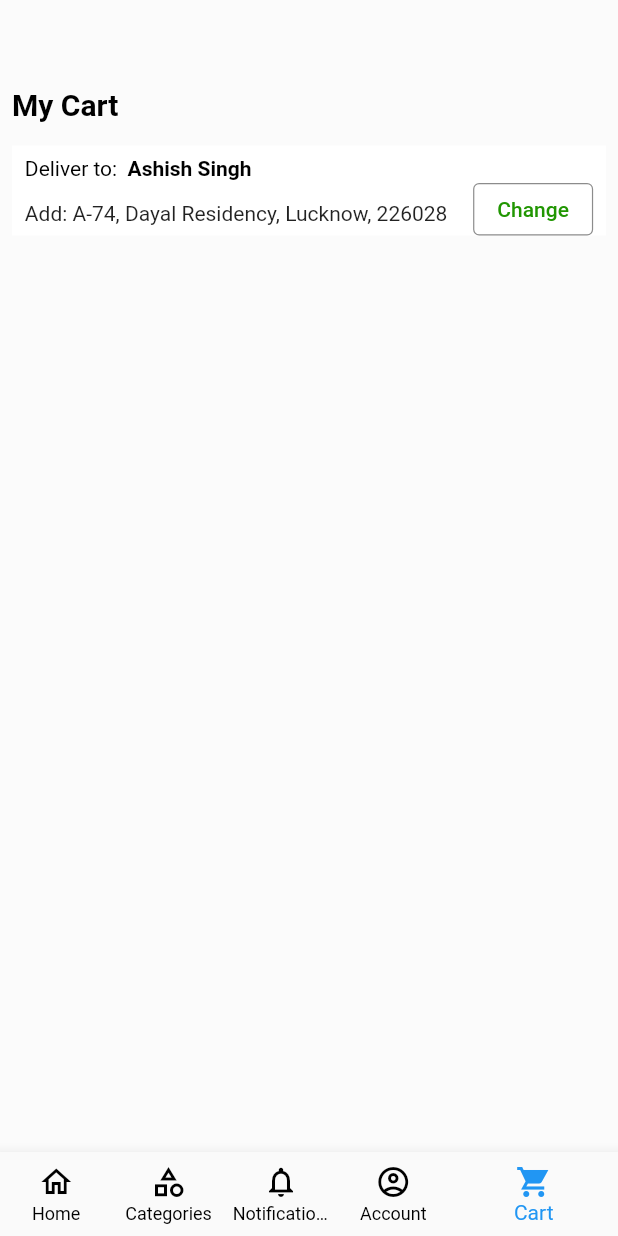
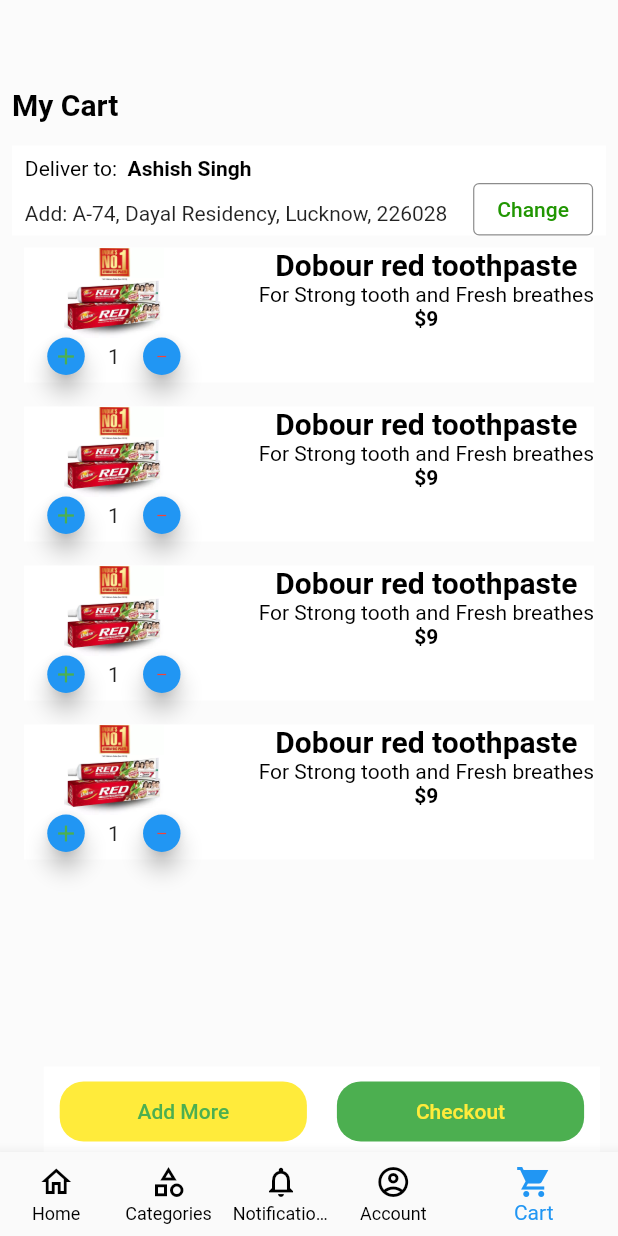
Before and after one commit to ashish622/flipkart_app_clone, a Flutter app: the screen it shows after launch, swiped to page 5, on a phone screen of 412 x 824 dp. Run offline on Flutter 3.47's test engine with Material 2 defaults, Android fonts, the phone set to English and light mode, and no system bars; our stand-ins replace cloud_firestore, firebase_core; accounts and stored records are empty.

Commit message:
'Cart Screen product layout'

```diff
--- a/lib/main.dart
+++ b/lib/main.dart
@@ -30,7 +30,7 @@
     const CategoryScreen(),
     const NotificationScreen(),
     const AccountScreen(),
-    const ShoppingCartScreen()
+    ShoppingCartScreen()
   ];
   final PageController _pageController = PageController(initialPage: 0);
 
@@ -69,7 +69,7 @@
               selectedIndex = index;
             });
           },
-          children: const [
+          children: [
             Homepage(),
             CategoryScreen(),
             NotificationScreen(),
--- a/lib/screens/shoping_cart_screen.dart
+++ b/lib/screens/shoping_cart_screen.dart
@@ -2,7 +2,9 @@
 import 'package:flutter/material.dart';
 
 class ShoppingCartScreen extends StatelessWidget {
-  const ShoppingCartScreen({Key? key}) : super(key: key);
+ ShoppingCartScreen({Key? key}) : super(key: key);
+
+  int count = 1;
 
   @override
   Widget build(BuildContext context) {
@@ -86,58 +88,146 @@
                           ],
                         ),
                       ),
-                      const SizedBox(
-                        height: 800,
+                      Container(
+                        color: Colors.white10,
+                        height: MediaQuery.of(context).size.height*0.75,
                         width: double.infinity,
-                        // child: GridView.builder(
-                        //   gridDelegate: const SliverGridDelegateWithFixedCrossAxisCount(
-                        //     crossAxisCount: 1,
-                        //   ),
-                        //   itemCount: 5,
-                        //   itemBuilder: (BuildContext context, index){
-                        //     return Padding(
-                        //       padding: const EdgeInsets.all(18.0),
-                        //       child: Card(
-                        //         child: InkWell(
-                        //           splashColor: Colors.blue.withAlpha(30),
-                        //           onTap: () {
-                        //             debugPrint('Card tapped.');
-                        //           },
-                        //           child: Container(
-                        //             height: 20,
-                        //             width: double.infinity,
-                        //             padding: const EdgeInsets.all(15),
-                        //             color: Colors.white,
-                        //             child: const Row(
-                        //               mainAxisAlignment: MainAxisAlignment.spaceBetween,
-                        //               children: [
-                        //                 Column(
-                        //                   mainAxisAlignment: MainAxisAlignment.center,
-                        //                   crossAxisAlignment: CrossAxisAlignment.center,
-                        //                   children: [
-                        //                     Image(image: AssetImage('assets/images/img_15.png'),
-                        //                       width: 50,height: 50,
-                        //                     ),
-                        //                     Text('Count'),
-                        //                   ],
-                        //                 ),
-                        //                 Column(
-                        //                   mainAxisAlignment: MainAxisAlignment.center,
-                        //                   children: [
-                        //                     Text('Product Name'),
-                        //                     Text('Product Details'),
-                        //                     Text('Price'),
-                        //                   ],
-                        //                 )
-                        //               ],
-                        //             ),
-                        //           )
-                        //         ),
-                        //       ),
-                        //     );
-                        //   },
-                        // ),
-                      )
+                        child: Stack(
+                          children: [
+                            ListView.builder(
+                              itemCount: 4,
+                              itemBuilder: (BuildContext context, index){
+                                return Padding(
+                                  padding: const EdgeInsets.all(8.0),
+                                  child: Container(
+                                    width: double.infinity,
+                                    height: 90,
+                                    color: Colors.white,
+                                    child: Row(
+                                      mainAxisAlignment: MainAxisAlignment.spaceBetween,
+                                      children: [
+                                        Column(
+                                          children: [
+                                            const Image(
+                                              image: AssetImage('assets/images/img_14.png'),
+                                              width: 70,
+                                              height: 60,
+                                            ),
+                                            SizedBox(
+                                              height: 25,
+                                              width: 120,
+                                              child: Row(
+                                                children: [
+                                                  FloatingActionButton(
+                                                    onPressed: (){
+                                                      if(count>0){
+                                                        count = count-1;
+                                                      }
+                                                    },
+                                                    child: const Icon(Icons.add,
+                                                      color: Colors.green,
+                                                      size: 18,
+                                                    ),
+                                                  ),
+                                                  Text('$count'),
+                                                  FloatingActionButton(
+                                                    onPressed: (){
+                                                      if(count<10){
+                                                        count = count+1;
+                                                      }
+                                                    },
+                                                    child: const Icon(Icons.remove,
+                                                      color: Colors.red,
+                                                      size: 10,
+                                                    ),
+                                                  ),
+                                                ],
+                                              ),
+                                            ),
+                                          ],
+                                        ),
+                                        const Column(
+                                          children: [
+                                            Text('Dobour red toothpaste',
+                                              style: TextStyle(
+                                                fontSize: 20,
+                                                color: Colors.black,
+                                                fontWeight: FontWeight.bold,
+                                              ),
+                                            ),
+                                            Text('For Strong tooth and Fresh breathes',
+                                              style: TextStyle(
+                                                fontSize: 14,
+                                                color: Colors.black,
+                                              ),
+                                            ),
+                                            Text('\$9',
+                                              style: TextStyle(
+                                                fontSize: 14,
+                                                color: Colors.black,
+                                                fontWeight: FontWeight.bold
+                                              ),
+                                            ),
+                                          ],
+                                        )
+                                      ],
+                                    ),
+                                  ),
+                                );
+                              },
+                            ),
+                            Positioned(
+                              bottom: 4,
+                              right: 4,
+                              child: Container(
+                                height: 60,
+                                width: MediaQuery.of(context).size.width*0.9,
+                                color: Colors.white,
+                                child: Row(
+                                  mainAxisAlignment: MainAxisAlignment.center,
+                                  crossAxisAlignment: CrossAxisAlignment.center,
+                                  children: [
+                                    Container(
+                                      width: MediaQuery.of(context).size.width*0.40,
+                                      height: 40,
+                                      decoration: BoxDecoration(
+                                          borderRadius: BorderRadius.circular(16),
+                                          color: Colors.yellow
+                                      ),
+                                      child: TextButton(
+                                        onPressed: (){},
+                                        child: const Text('Add More',
+                                          style: TextStyle(
+                                              color: Colors.green
+                                          ),
+                                        ),
+                                      ),
+                                    ),
+                                    const SizedBox(width: 20,),
+                                    Container(
+                                      width: MediaQuery.of(context).size.width*0.40,
+                                      height: 40,
+                                      decoration: BoxDecoration(
+                                        borderRadius: BorderRadius.circular(16),
+                                        color: Colors.green
+                                      ),
+                                      child: TextButton(
+                                        onPressed: (){},
+                                        child: const Text(
+                                          'Checkout',
+                                          style: TextStyle(
+                                            color: Colors.yellow
+                                          ),
+                                        ),
+                                      ),
+                                    ),
+                                  ],
+                                ),
+                              ),
+                            )
+                          ]
+                        )
+                      ),
                     ],
                   ),
                 ),
```
